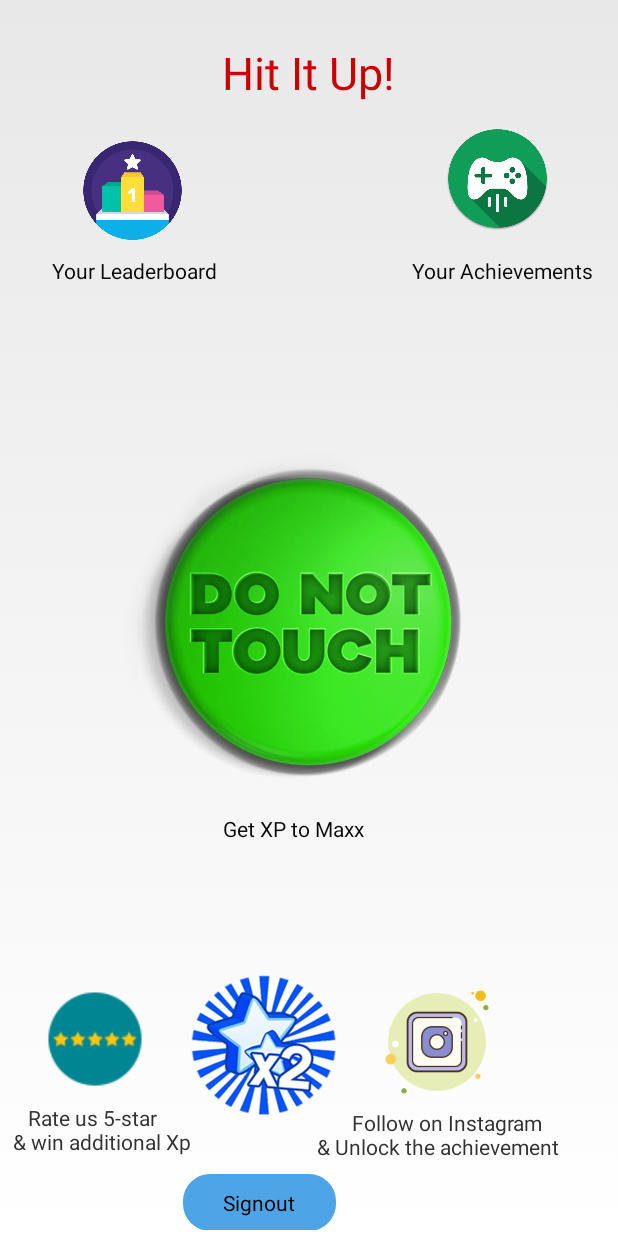
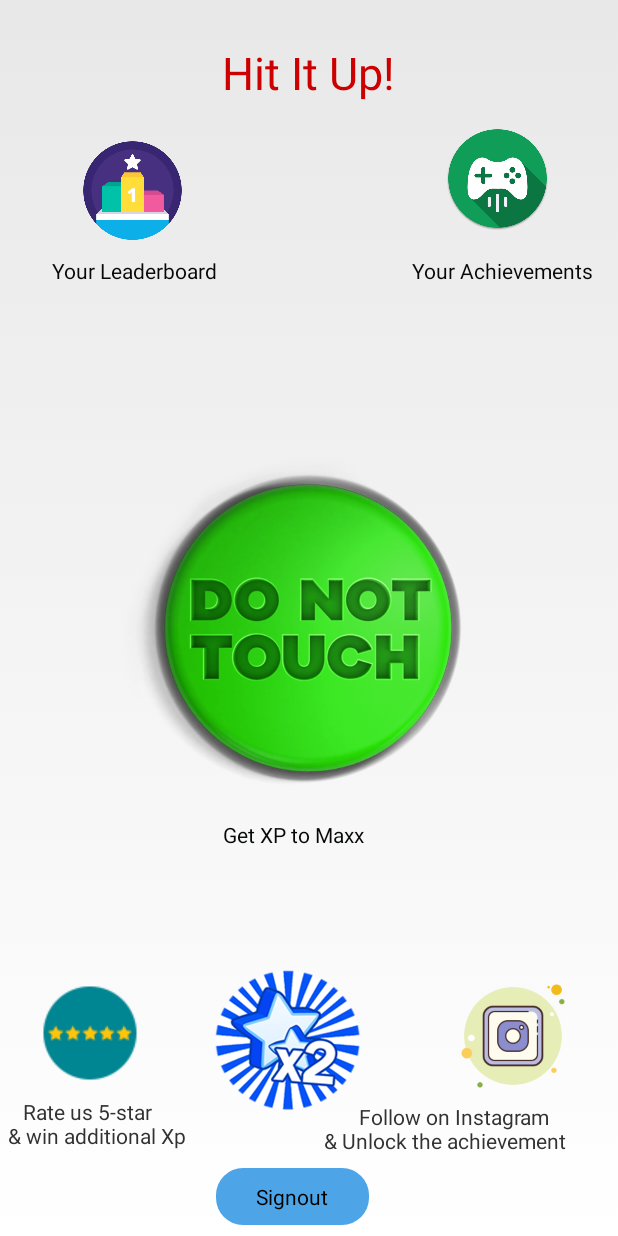
Before and after one commit to nnishad/OneTapXP_Booster, an Android app: the screen it shows after launch (MainActivity), on a phone screen of 412 x 824 dp. Run offline under Robolectric (Android 15) with nearby library versions, the phone set to English and light mode, and no system bars; our stand-ins replace AdMob; 7 statements that could not run were skipped.

```diff
--- a/app/src/main/res/layout/activity_main.xml
+++ b/app/src/main/res/layout/activity_main.xml
@@ -137,9 +137,9 @@
 
         <FrameLayout
             android:id="@+id/frameLayout2"
-            android:layout_width="404dp"
+            android:layout_width="match_parent"
             android:layout_height="193dp"
-            android:layout_marginBottom="4dp"
+            android:layout_marginBottom="0dp"
             app:layout_constraintBottom_toBottomOf="parent"
             app:layout_constraintEnd_toEndOf="parent"
             app:layout_constraintHorizontal_bias="0.428"
@@ -150,10 +150,10 @@
             <androidx.constraintlayout.widget.ConstraintLayout
                 android:layout_width="wrap_content"
                 android:layout_height="186dp"
-                android:layout_marginTop="8dp"
+                android:layout_marginTop="0dp"
                 app:layout_constraintBottom_toBottomOf="parent"
                 app:layout_constraintEnd_toEndOf="parent"
-                app:layout_constraintHorizontal_bias="1.0"
+                app:layout_constraintHorizontal_bias="0"
                 app:layout_constraintStart_toStartOf="parent"
                 app:layout_constraintTop_toTopOf="@+id/textView"
                 app:layout_constraintVertical_bias="0.0">
@@ -165,15 +165,17 @@
                     android:layout_height="38dp"
                     android:layout_marginStart="8dp"
                     android:layout_marginLeft="8dp"
+                    android:layout_marginTop="8dp"
                     android:layout_marginEnd="8dp"
                     android:layout_marginRight="8dp"
                     android:background="@drawable/roundedredbutton"
                     android:text="Signout"
                     app:layout_constraintBottom_toBottomOf="parent"
                     app:layout_constraintEnd_toEndOf="parent"
-                    app:layout_constraintHorizontal_bias="0.387"
+                    app:layout_constraintHorizontal_bias="0.462"
                     app:layout_constraintStart_toStartOf="parent"
-                    app:layout_constraintTop_toBottomOf="@+id/screen_main" />
+                    app:layout_constraintTop_toTopOf="@+id/developershare"
+                    app:layout_constraintVertical_bias="1.0" />
 
                 <Button
 
@@ -191,10 +193,10 @@
                     android:background="@drawable/xp2"
                     app:layout_constraintBottom_toBottomOf="parent"
                     app:layout_constraintEnd_toEndOf="parent"
-                    app:layout_constraintHorizontal_bias="0.399"
+                    app:layout_constraintHorizontal_bias="0.454"
                     app:layout_constraintStart_toStartOf="parent"
                     app:layout_constraintTop_toTopOf="parent"
-                    app:layout_constraintVertical_bias="0.096" />
+                    app:layout_constraintVertical_bias="0.105" />
 
                 <Button
                     android:id="@+id/rating"
@@ -216,17 +218,16 @@
                     style="@style/MainScreenButton"
                     android:layout_width="88dp"
                     android:layout_height="88dp"
-
-                    android:layout_marginStart="8dp"
-                    android:layout_marginLeft="8dp"
+                    android:layout_marginStart="18dp"
+                    android:layout_marginLeft="18dp"
                     android:layout_marginTop="8dp"
-                    android:layout_marginEnd="16dp"
-                    android:layout_marginRight="16dp"
+                    android:layout_marginEnd="0dp"
+                    android:layout_marginRight="0dp"
                     android:layout_marginBottom="8dp"
                     android:background="@drawable/instagram_new"
                     app:layout_constraintBottom_toBottomOf="parent"
                     app:layout_constraintEnd_toEndOf="parent"
-                    app:layout_constraintHorizontal_bias="0.808"
+                    app:layout_constraintHorizontal_bias="0.916"
                     app:layout_constraintStart_toStartOf="parent"
                     app:layout_constraintTop_toTopOf="parent"
                     app:layout_constraintVertical_bias="0.097" />
@@ -235,8 +236,8 @@
                     android:id="@+id/textView5"
                     android:layout_width="202dp"
                     android:layout_height="48dp"
-                    android:layout_marginStart="208dp"
-                    android:layout_marginLeft="208dp"
+                    android:layout_marginStart="216dp"
+                    android:layout_marginLeft="216dp"
                     android:layout_marginBottom="8dp"
                     android:text="       Follow on Instagram\n&amp; Unlock the achievement"
                     app:layout_constraintBottom_toBottomOf="parent"
```
